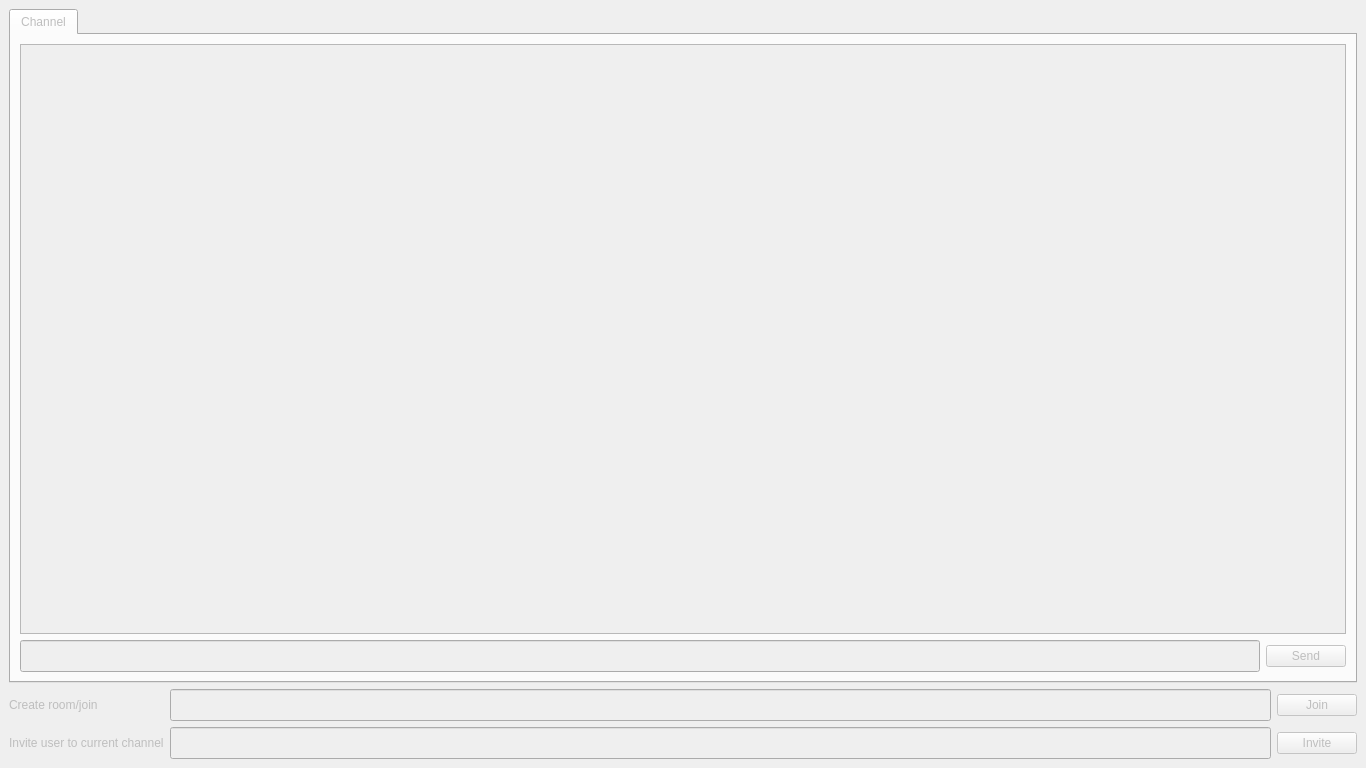
This is client/ui/MainWindow.ui in korrix/playoff as Qt 5 draws it before an edit. The edited form follows.
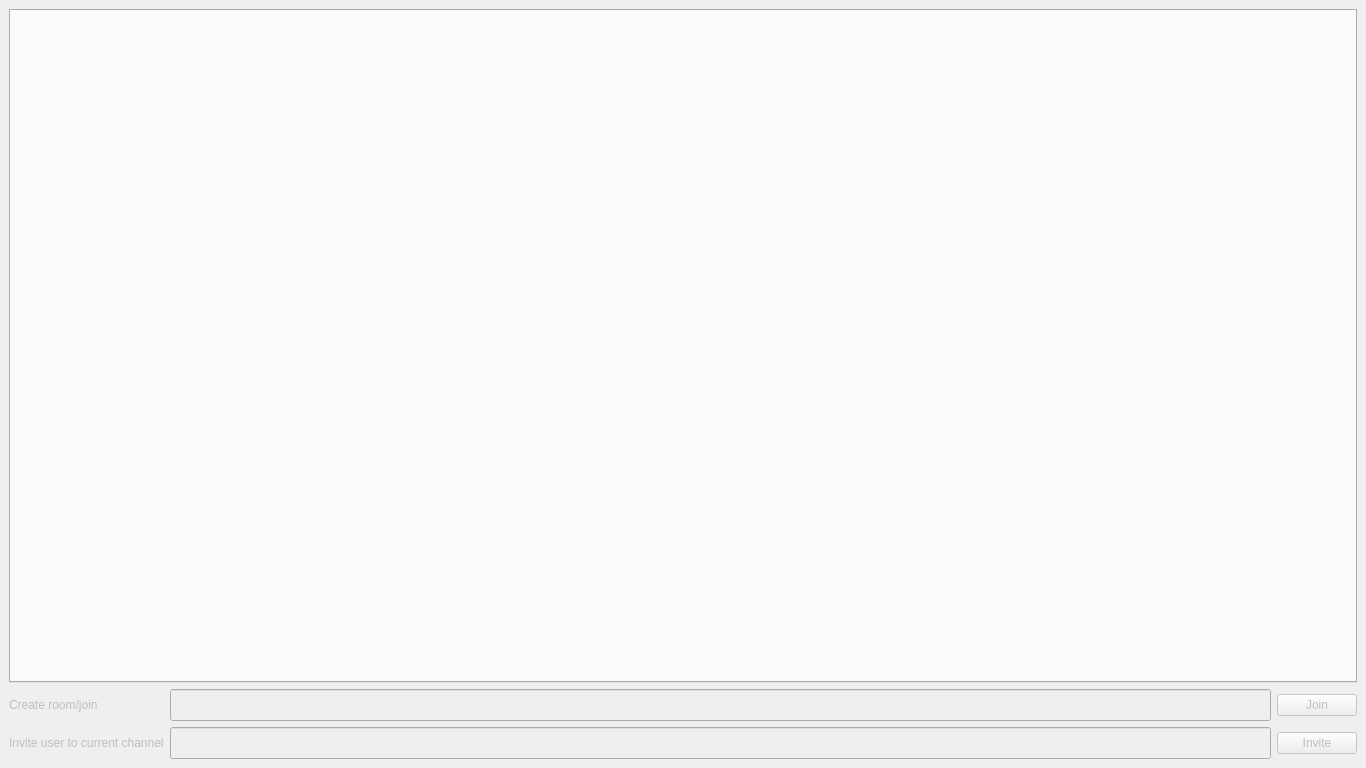
This is the edited form. Icons and pictures are not drawn. Custom widgets are drawn as their Qt base class.

Commit message: Joining channel

Diff of the .ui file:
```diff
--- a/client/ui/MainWindow.ui
+++ b/client/ui/MainWindow.ui
@@ -24,43 +24,9 @@
    <layout class="QVBoxLayout" name="verticalLayout">
     <item>
      <widget class="QTabWidget" name="tabWidget">
-      <property name="enabled">
-       <bool>false</bool>
-      </property>
       <property name="currentIndex">
        <number>0</number>
       </property>
-      <widget class="QWidget" name="tab">
-       <attribute name="title">
-        <string>Channel</string>
-       </attribute>
-       <layout class="QVBoxLayout" name="verticalLayout_3">
-        <item>
-         <widget class="QTextBrowser" name="messages"/>
-        </item>
-        <item>
-         <layout class="QHBoxLayout" name="horizontalLayout">
-          <item>
-           <widget class="QLineEdit" name="messageInput">
-            <property name="minimumSize">
-             <size>
-              <width>0</width>
-              <height>32</height>
-             </size>
-            </property>
-           </widget>
-          </item>
-          <item>
-           <widget class="QPushButton" name="sendButton">
-            <property name="text">
-             <string>Send</string>
-            </property>
-           </widget>
-          </item>
-         </layout>
-        </item>
-       </layout>
-      </widget>
      </widget>
     </item>
     <item>
```
Left out of the diff: 56 changed lines with no effect on the pictures. The commit also changes 8 other files.
